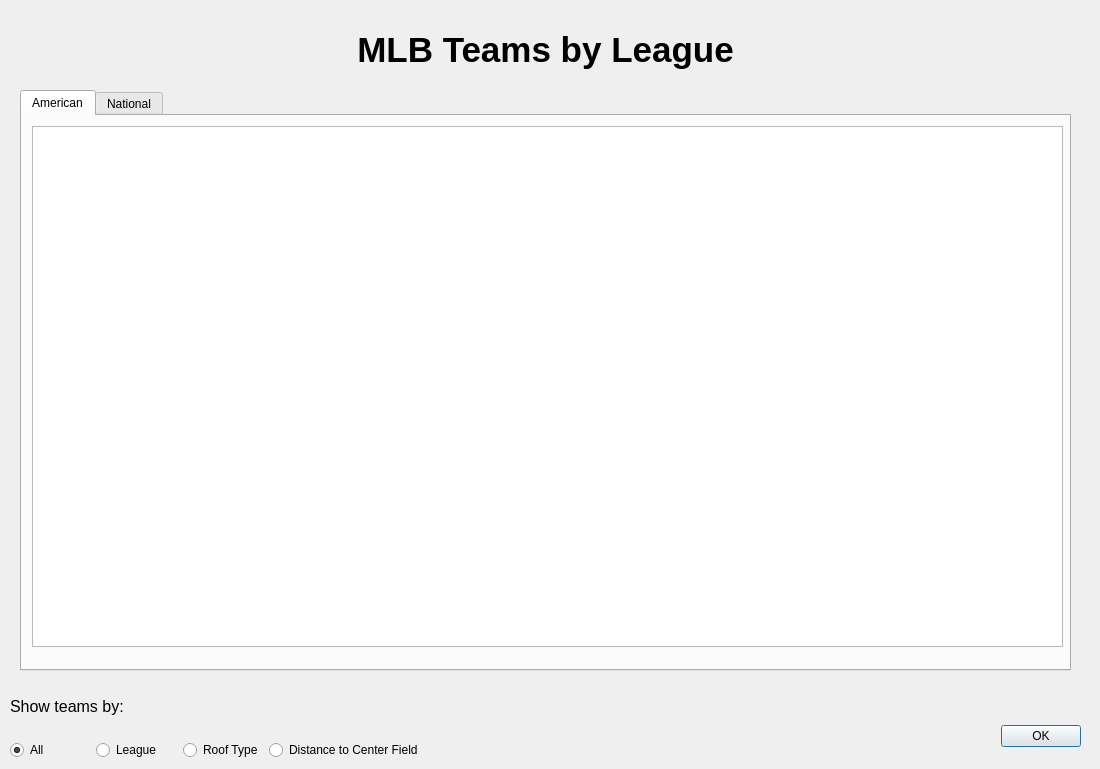
The window that BaseballTour/databaseviewform.ui (ethanl21/BaseballTour) describes before a commit, drawn with Qt 5.
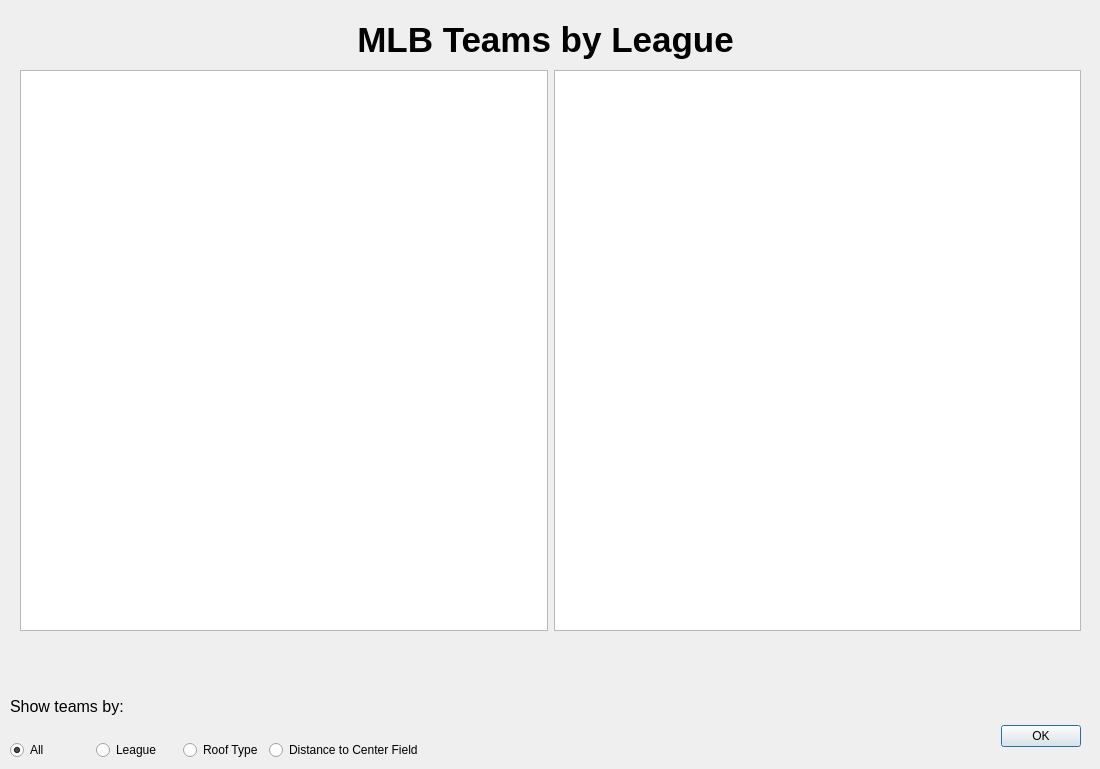
The same window after the commit. The open tabs and pages were chosen to show the change.

Commit message: Modify UI, move constructor logic to function

Diff of the .ui file:
```diff
--- a/BaseballTour/databaseviewform.ui
+++ b/BaseballTour/databaseviewform.ui
@@ -83,7 +83,7 @@
      <property name="geometry">
       <rect>
        <x>0</x>
-       <y>10</y>
+       <y>0</y>
        <width>1071</width>
        <height>61</height>
       </rect>
@@ -92,48 +92,23 @@
       <string>&lt;html&gt;&lt;head/&gt;&lt;body&gt;&lt;p align=&quot;center&quot;&gt;&lt;span style=&quot; font-size:26pt; font-weight:600;&quot;&gt;MLB Teams by League&lt;/span&gt;&lt;/p&gt;&lt;/body&gt;&lt;/html&gt;</string>
      </property>
     </widget>
-    <widget class="QTabWidget" name="leagueTabs">
+    <widget class="QWidget" name="horizontalLayoutWidget">
      <property name="geometry">
       <rect>
        <x>10</x>
-       <y>80</y>
-       <width>1051</width>
-       <height>581</height>
+       <y>60</y>
+       <width>1061</width>
+       <height>561</height>
       </rect>
      </property>
-     <property name="currentIndex">
-      <number>0</number>
-     </property>
-     <widget class="QWidget" name="americanTab">
-      <attribute name="title">
-       <string>American</string>
-      </attribute>
-      <widget class="QTableWidget" name="americanTeamsTableWidget">
-       <property name="geometry">
-        <rect>
-         <x>10</x>
-         <y>10</y>
-         <width>1031</width>
-         <height>521</height>
-        </rect>
-       </property>
-      </widget>
-     </widget>
-     <widget class="QWidget" name="nationalTab">
-      <attribute name="title">
-       <string>National</string>
-      </attribute>
-      <widget class="QTableWidget" name="nationalTeamsTableWidget">
-       <property name="geometry">
-        <rect>
-         <x>10</x>
-         <y>10</y>
-         <width>1031</width>
-         <height>521</height>
-        </rect>
-       </property>
-      </widget>
-     </widget>
+     <layout class="QHBoxLayout" name="horizontalLayout_2">
+      <item>
+       <widget class="QTableWidget" name="americanTeamsTableWidget"/>
+      </item>
+      <item>
+       <widget class="QTableWidget" name="nationalTeamsTableWidget"/>
+      </item>
+     </layout>
     </widget>
    </widget>
    <widget class="QWidget" name="roofTypePage">
```
The commit also changes 2 other files.
